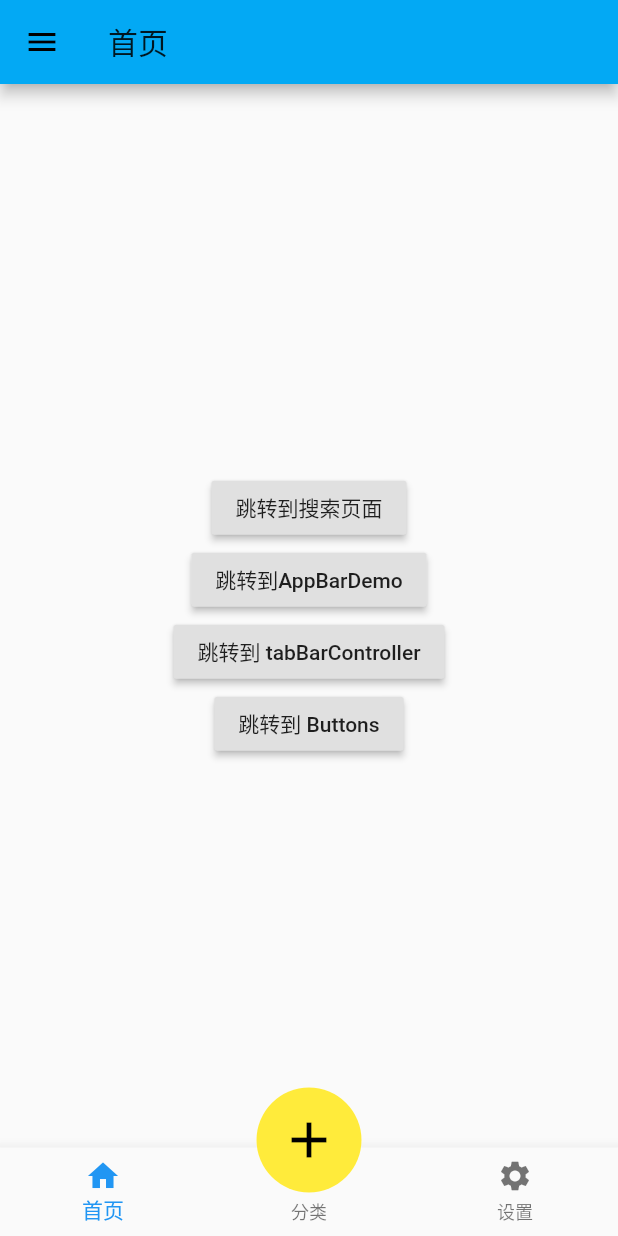
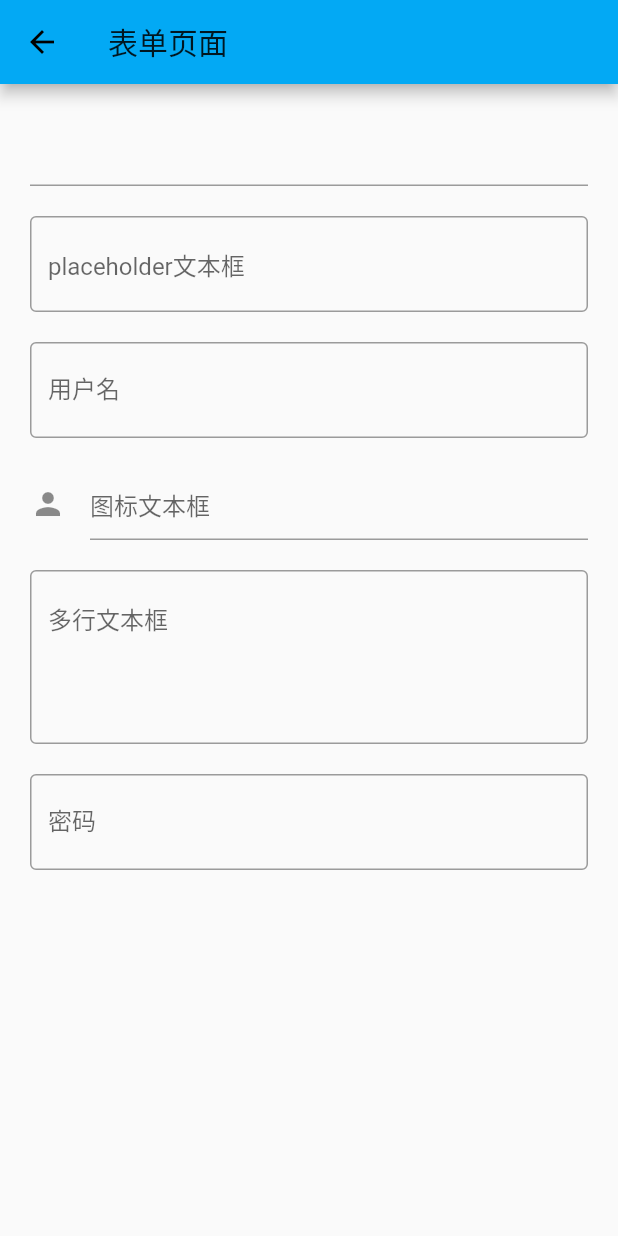
Before and after one commit to zzzplus/flutterDemo1, a Flutter app: the screen it shows after launch, on a phone screen of 412 x 824 dp. Run offline on Flutter 3.47's test engine with Material 2 defaults, Android fonts, the phone set to English and light mode, and no system bars.

Commit message:
feature: 文本框

```diff
--- a/lib/main.dart
+++ b/lib/main.dart
@@ -12,7 +12,7 @@ class MyApp extends StatelessWidget {
   @override
   Widget build(BuildContext context) {
     return MaterialApp(
-      initialRoute: '/',
+      initialRoute: '/textFile',
       onGenerateRoute: onGenerateRoute,
       theme: ThemeData(primaryColor: Colors.lightBlue),
     );
--- /dev/null
+++ b/lib/pages/TextFile.dart
@@ -0,0 +1,66 @@
+import 'package:flutter/material.dart';
+
+class TextFilePage extends StatefulWidget {
+  TextFilePage({Key key}) : super(key: key);
+
+  @override
+  _TextFilePageState createState() => _TextFilePageState();
+}
+
+class _TextFilePageState extends State<TextFilePage> {
+  @override
+  Widget build(BuildContext context) {
+    return Scaffold(
+      appBar: AppBar(
+        title: Text('表单页面'),
+      ),
+      body: Padding(
+        padding: EdgeInsets.all(20),
+        child: Column(
+          children: <Widget>[
+            TextFormField(),
+            SizedBox(height: 20),
+            TextFormField(
+              decoration: InputDecoration(
+                hintText: 'placeholder文本框',
+                border: OutlineInputBorder(),
+              ),
+            ),
+            SizedBox(height: 20),
+            TextFormField(
+              decoration: InputDecoration(
+                labelText: '用户名',
+                hintText: 'label文本框',
+                border: OutlineInputBorder(),
+              ),
+            ),
+            SizedBox(height: 20),
+            TextFormField(
+              decoration: InputDecoration(
+                icon: Icon(Icons.person),
+                hintText: '图标文本框',
+              ),
+            ),
+            SizedBox(height: 20),
+            TextFormField(
+              maxLines: 4,
+              decoration: InputDecoration(
+                hintText: '多行文本框',
+                border: OutlineInputBorder(),
+              ),
+            ),
+            SizedBox(height: 20),
+            TextFormField(
+              obscureText: true,
+              decoration: InputDecoration(
+                hintText: '请输入密码',
+                border: OutlineInputBorder(),
+                labelText: '密码',
+              ),
+            ),
+          ],
+        ),
+      ),
+    );
+  }
+}
--- a/lib/routes/Routes.dart
+++ b/lib/routes/Routes.dart
@@ -12,6 +12,7 @@ import '../pages/AppBarDemo.dart';
 import '../pages/TabBarController.dart';
 import '../pages/user/User.dart';
 import '../pages/Buttons.dart';
+import '../pages/TextFile.dart';
 
 final routes = <String, WidgetBuilder>{
   '/': (context) => Tabs(),
@@ -25,6 +26,7 @@ final routes = <String, WidgetBuilder>{
   '/tabBarController': (context) => TabBarControllerPage(),
   '/user': (context) => UserPage(),
   '/buttons': (context) => ButtonsPage(),
+  '/textFile': (context) => TextFilePage(),
 };
 
 var onGenerateRoute = (RouteSettings settings) {
```
